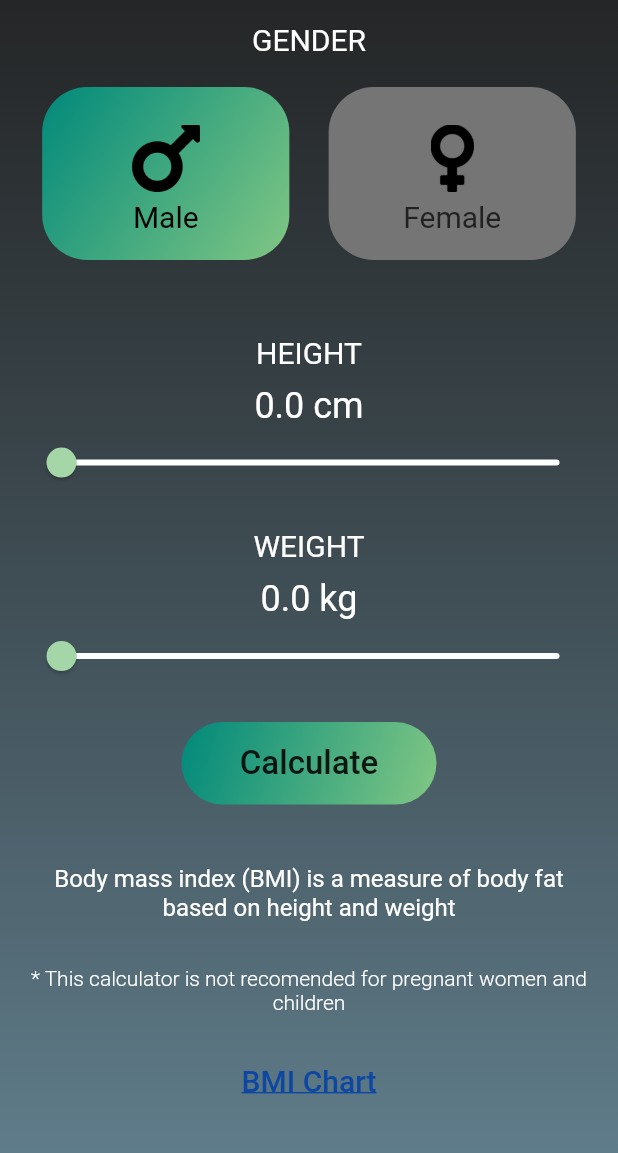
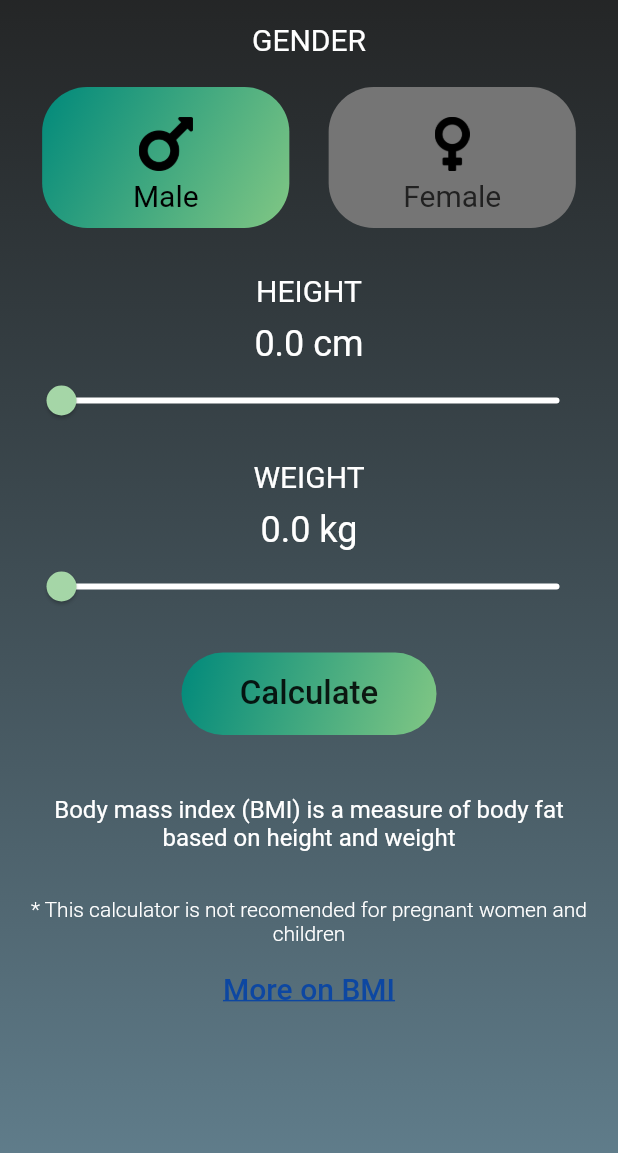
Before and after one commit to IshitaArora-246/BMI_Calculator, a Flutter app: the screen it shows after launch, on a phone screen of 412 x 824 dp, the part 75-1228 px from its top. Run offline on Flutter 3.47's test engine with Material 2 defaults, Android fonts, the phone set to English and light mode, and no system bars.

Commit message:
readMe updated

```diff
--- a/lib/screens/home.dart
+++ b/lib/screens/home.dart
@@ -1,7 +1,6 @@
 import 'package:BMI_Calculator/screens/infoScreen.dart';
 import 'package:flutter/material.dart';
 
-//Creating stateful widget
 class BmiCalculator extends StatefulWidget {
   @override
   State<StatefulWidget> createState() {
@@ -9,9 +8,7 @@ class BmiCalculator extends StatefulWidget {
   }
 }
 
-//State definition
 class _BmiCalculator extends State<BmiCalculator> {
-  //Declaration of variables
   double screenHeight;
   double screenWidth;
   num _heightValue = 0.0;
@@ -29,6 +26,7 @@ class _BmiCalculator extends State<BmiCalculator> {
 
     return Scaffold(
       body: Container(
+        height: screenHeight,
         decoration: BoxDecoration(
             gradient: LinearGradient(
                 begin: Alignment.topCenter,
@@ -37,8 +35,6 @@ class _BmiCalculator extends State<BmiCalculator> {
         padding: EdgeInsets.all(15.0),
         child: SafeArea(
           child: Column(
-            children: [
-              Column(
             children: [
               Row(
                 children: [
@@ -81,12 +77,11 @@ class _BmiCalculator extends State<BmiCalculator> {
                           isMale = false;
                         });
                     },
-                        child:
-                            genderCard(gender: "Female", isSelected: !isMale),
+                    child: genderCard(gender: "Female", isSelected: !isMale),
                   ),
                 ],
               ),
-                  SizedBox(height: 50.0),
+              SizedBox(height: 30.0),
               Text(
                 "HEIGHT",
                 style: TextStyle(
@@ -112,7 +107,7 @@ class _BmiCalculator extends State<BmiCalculator> {
                   });
                 },
               ),
-                  SizedBox(height: 20.0),
+              SizedBox(height: 15.0),
               Text(
                 "WEIGHT",
                 style: TextStyle(
@@ -159,13 +154,11 @@ class _BmiCalculator extends State<BmiCalculator> {
               ),
               SizedBox(height: 40.0),
               showText(),
-                  SizedBox(height: 20.0),
+              SizedBox(height: 5),
               FlatButton(
                 onPressed: () {
-                      Navigator.push(
-                          context,
-                          MaterialPageRoute(
-                              builder: (context) => InfoScreen()));
+                  Navigator.push(context,
+                      MaterialPageRoute(builder: (context) => InfoScreen()));
                   setState(() {
                     _heightValue = 0.0;
                     _weightValue = 0.0;
@@ -173,7 +166,7 @@ class _BmiCalculator extends State<BmiCalculator> {
                   });
                 },
                 child: Text(
-                      "BMI Chart",
+                  "More on BMI",
                   style: TextStyle(
                       fontSize: 20,
                       decoration: TextDecoration.underline,
@@ -182,14 +175,10 @@ class _BmiCalculator extends State<BmiCalculator> {
               ),
             ],
           ),
-            ],
-          ),
         ),
       ),
     );
   }
-
-  //Function definitions
 
   Widget showText() {
     if (isCalculated) {
@@ -237,9 +226,8 @@ class _BmiCalculator extends State<BmiCalculator> {
 
   Widget genderCard({String gender, bool isSelected}) {
     return Container(
-      height: screenHeight * 0.14,
       width: screenWidth * 0.4,
-      padding: EdgeInsets.symmetric(horizontal: 45.0, vertical: 10.0),
+      padding: EdgeInsets.symmetric(horizontal: 36.0, vertical: 10.0),
       decoration: BoxDecoration(
           gradient: LinearGradient(
               begin: Alignment.topLeft,
@@ -251,18 +239,18 @@ class _BmiCalculator extends State<BmiCalculator> {
       child: Center(
         child: Column(
           children: [
-            SizedBox(height: 15.0),
+            SizedBox(height: 10.0),
             if (gender == "Male")
               (Image.asset(
                 "assets/male.png",
-                width: 45,
-                height: 45,
+                width: 36,
+                height: 36,
               ))
             else
               (Image.asset(
                 "assets/female.png",
-                width: 45,
-                height: 45,
+                width: 36,
+                height: 36,
               )),
             SizedBox(height: 5.0),
             Text(
--- a/lib/screens/infoScreen.dart
+++ b/lib/screens/infoScreen.dart
@@ -15,6 +15,7 @@ class InfoScreen extends StatelessWidget {
   Widget build(BuildContext context) {
     return Scaffold(
       body: Container(
+        height: MediaQuery.of(context).size.height,
         decoration: BoxDecoration(
             gradient: LinearGradient(
                 begin: Alignment.topCenter,
@@ -22,6 +23,7 @@ class InfoScreen extends StatelessWidget {
                 colors: [Colors.black87, Colors.blueGrey])),
         padding: EdgeInsets.only(top: 15.0),
         child: SafeArea(
+          child: SingleChildScrollView(
             child: Column(children: [
               Row(
                 mainAxisAlignment: MainAxisAlignment.spaceBetween,
@@ -58,6 +60,7 @@ class InfoScreen extends StatelessWidget {
             ]),
           ),
         ),
+      ),
     );
   }
 
```
Also changed, not shown: readme.txt (deleted), 1 other file. Lines whose indentation alone changed are shown as unchanged.
